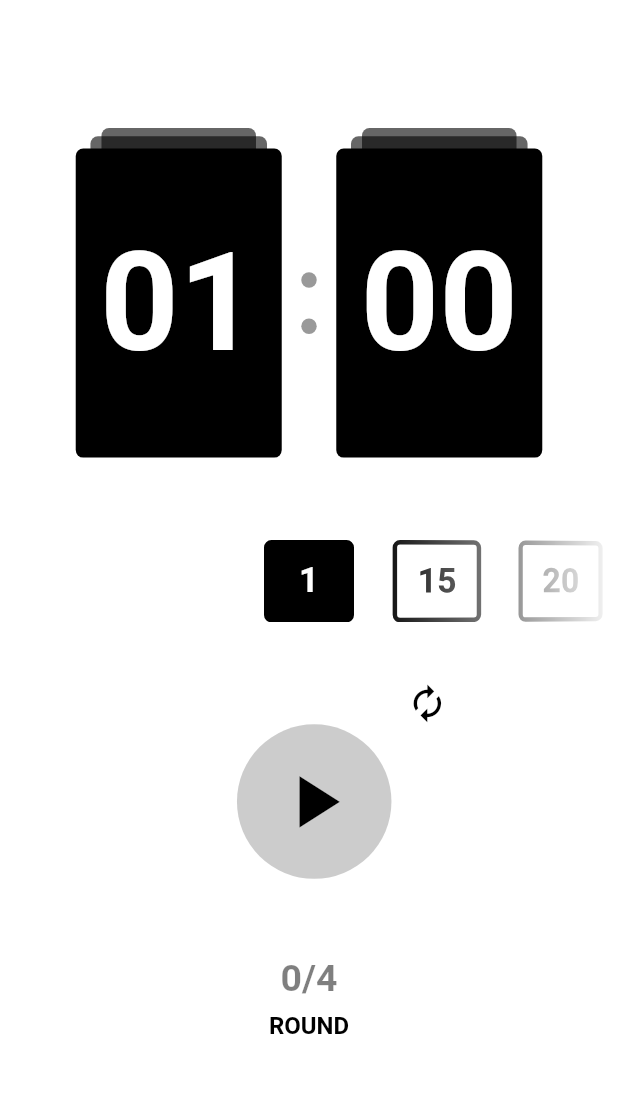
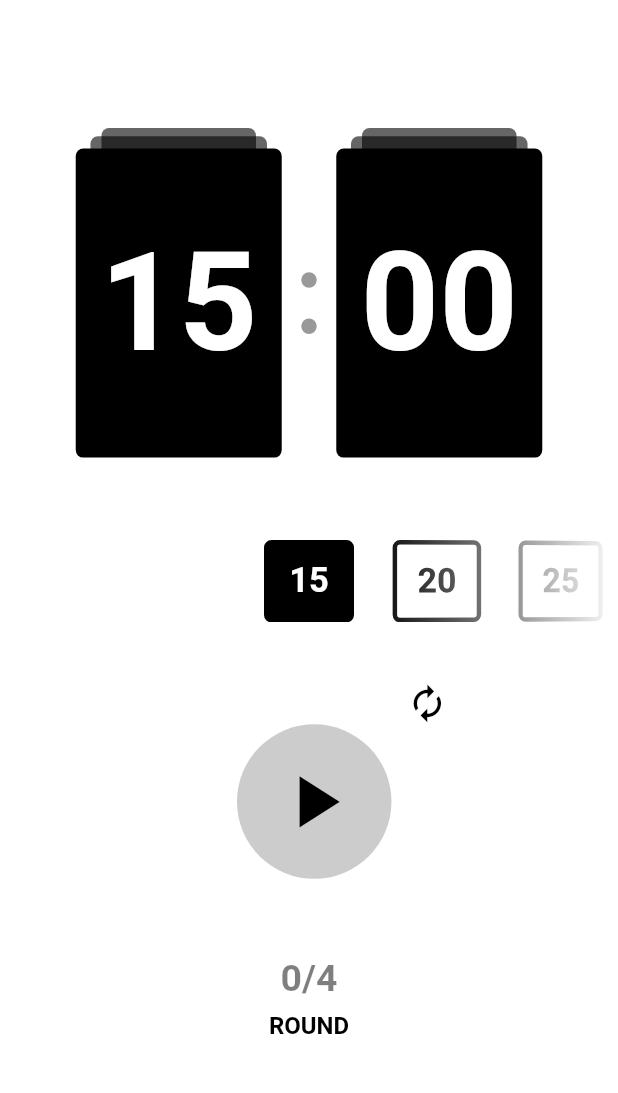
Before and after one commit to JadeKim042386/pomotimer, a Flutter app: the screen it shows after launch, on a phone screen of 412 x 824 dp, the part 59-1152 px from its top. Run offline on Flutter 3.47's test engine with Material 2 defaults, Android fonts, the phone set to English and light mode, and no system bars; our stand-ins replace equatable, flutter_bloc, flutter_local_notifications, google_mobile_ads, permission_handler, rxdart and 3 more; missing offline and left inert: flutter_background_service, flutter_background_service_android; network calls fail.

Commit message:
fix: ListWheelScrollView Controller view animation

```diff
--- a/lib/blocs/time_bloc.dart
+++ b/lib/blocs/time_bloc.dart
@@ -22,7 +22,7 @@ class TimerBloc extends Bloc<TimerEvent, TimerState> {
     on<TimerTicked>(_onTicked);
   }
 
-  static const List<int> times = [1, 15, 20, 25, 30, 35];
+  static const List<int> times = [15, 20, 25, 30, 35];
   final Ticker _ticker;
   final SharedPreferences prefs;
   final int initDuration;
--- a/lib/screens/home_screen.dart
+++ b/lib/screens/home_screen.dart
@@ -24,7 +24,7 @@ class HomeScreen extends StatefulWidget {
 
 class _HomeScreenState extends State<HomeScreen> {
   static const settingTypeString = ['ROUND', 'TIME', 'COUNT'];
-  final FixedExtentScrollController listWheelController =
+  FixedExtentScrollController listWheelController =
       FixedExtentScrollController();
   final double itemExtent = 60;
   DateTime? currentBackPressTime;
@@ -58,15 +58,17 @@ class _HomeScreenState extends State<HomeScreen> {
         },
       ),
     ).load();
-    controllerInit();
   }
 
   Future controllerInit() async {
     final prefs = await SharedPreferences.getInstance();
     final int selectedIndex = prefs.getInt('selectedIndex') ?? 0;
-    listWheelController.animateToItem(selectedIndex,
-        duration: const Duration(seconds: 3), curve: Curves.linear);
     listWheelController.jumpToItem(selectedIndex);
+    // final double oneExtent = listWheelController.position.maxScrollExtent / 5;
+    // listWheelController.animateTo(oneExtent * selectedIndex,
+    //     duration: const Duration(milliseconds: 200), curve: Curves.linear);
+    await listWheelController.animateToItem(selectedIndex,
+        duration: const Duration(milliseconds: 200), curve: Curves.linear);
   }
 
   Future<InitializationStatus> _initGoogleMobileAds() {
@@ -206,7 +208,6 @@ class _HomeScreenState extends State<HomeScreen> {
               if (result == null && mounted) {
                 setState(() {
                   context.read<TimerBloc>().add(TimerReset(getDuration()));
-                  controllerInit();
                 });
               }
             },
@@ -423,11 +424,19 @@ class _HomeScreenState extends State<HomeScreen> {
                                 blendMode: BlendMode.dstOut,
                                 child: RotatedBox(
                                   quarterTurns: -1,
-                                  child: ListWheelScrollView(
+                                  child: BlocBuilder<TimerBloc, TimerState>(
+                                      buildWhen: (previous, current) =>
+                                          previous != current &&
+                                          current is TimerInitial,
+                                      builder: (context, state) {
+                                        controllerInit();
+                                        return ListWheelScrollView(
                                           itemExtent: itemExtent,
                                           squeeze: 0.7,
                                           diameterRatio: 10,
                                           controller: listWheelController,
+                                          physics:
+                                              const FixedExtentScrollPhysics(),
                                           children: [
                                             for (int i = 0;
                                                 i < TimerBloc.times.length;
@@ -447,7 +456,8 @@ class _HomeScreenState extends State<HomeScreen> {
                                                         ? Colors.black
                                                         : Colors.white,
                                                     borderRadius:
-                                                  BorderRadius.circular(5),
+                                                        BorderRadius.circular(
+                                                            5),
                                                     border: Border.all(
                                                       color: Colors.black,
                                                       width: 3,
@@ -462,24 +472,27 @@ class _HomeScreenState extends State<HomeScreen> {
                                                           ? Colors.white
                                                           : Colors.black,
                                                       fontSize: 23,
-                                                fontWeight: FontWeight.bold,
+                                                      fontWeight:
+                                                          FontWeight.bold,
                                                     ),
                                                   ),
                                                 ),
                                               )
                                           ],
-                                    onSelectedItemChanged: (int index) async {
+                                          onSelectedItemChanged:
+                                              (int index) async {
                                             if (state is! TimerRunInProgress) {
                                               context
                                                   .read<VariableRepository>()
-                                            .setInt('selectedIndex', index);
-                                        context
-                                            .read<TimerBloc>()
-                                            .add(TimerReset(getDuration()));
+                                                  .setInt(
+                                                      'selectedIndex', index);
+                                              context.read<TimerBloc>().add(
+                                                  TimerReset(getDuration()));
                                               setState(() {});
                                             }
                                           },
-                                  ),
+                                        );
+                                      }),
                                 ),
                               ),
                             )
```
Lines whose indentation alone changed are shown as unchanged.
